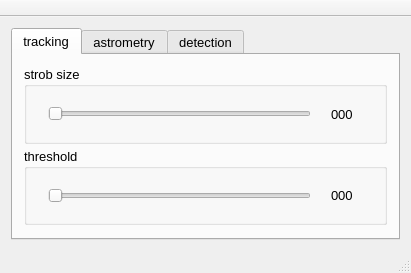
Above: gui/controlwindow.ui from pyotruk/starfury before the change. Below: the same form after it.
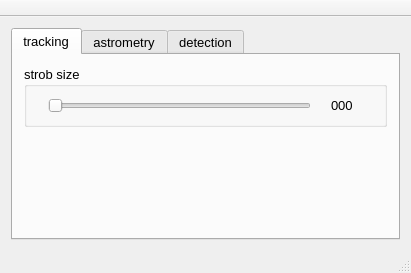
That is the form after the change. The open tabs and pages were chosen to show the change.

Patch:
```diff
--- a/gui/controlwindow.ui
+++ b/gui/controlwindow.ui
@@ -7,7 +7,7 @@
     <x>0</x>
     <y>0</y>
     <width>411</width>
-    <height>269</height>
+    <height>272</height>
    </rect>
   </property>
   <property name="font">
@@ -96,67 +96,21 @@
               </layout>
              </widget>
             </item>
-            <item>
-             <widget class="QGroupBox" name="groupBoxThreshold">
-              <property name="title">
-               <string>threshold</string>
-              </property>
-              <layout class="QVBoxLayout" name="verticalLayout_9">
-               <item>
-                <layout class="QHBoxLayout" name="horizontalLayout_2">
-                 <property name="spacing">
-                  <number>20</number>
-                 </property>
-                 <property name="leftMargin">
-                  <number>10</number>
-                 </property>
-                 <property name="rightMargin">
-                  <number>20</number>
-                 </property>
-                 <item>
-                  <widget class="QSlider" name="sliderThreshold">
-                   <property name="maximum">
-                    <number>200</number>
-                   </property>
-                   <property name="singleStep">
-                    <number>1</number>
-                   </property>
-                   <property name="pageStep">
-                    <number>10</number>
-                   </property>
-                   <property name="value">
-                    <number>0</number>
-                   </property>
-                   <property name="sliderPosition">
-                    <number>0</number>
-                   </property>
-                   <property name="orientation">
-                    <enum>Qt::Horizontal</enum>
-                   </property>
-                  </widget>
-                 </item>
-                 <item>
-                  <widget class="QLabel" name="labelThreshold">
-                   <property name="font">
-                    <font>
-                     <pointsize>10</pointsize>
-                     <weight>50</weight>
-                     <bold>false</bold>
-                     <kerning>true</kerning>
-                    </font>
-                   </property>
-                   <property name="text">
-                    <string>000</string>
-                   </property>
-                  </widget>
-                 </item>
-                </layout>
-               </item>
-              </layout>
-             </widget>
-            </item>
            </layout>
           </item>
+          <item>
+           <spacer name="verticalSpacer">
+            <property name="orientation">
+             <enum>Qt::Vertical</enum>
+            </property>
+            <property name="sizeHint" stdset="0">
+             <size>
+              <width>20</width>
+              <height>40</height>
+             </size>
+            </property>
+           </spacer>
+          </item>
          </layout>
         </widget>
         <widget class="QWidget" name="tab2">
```
Left out of the diff: 2 changed lines with no effect on the pictures.
